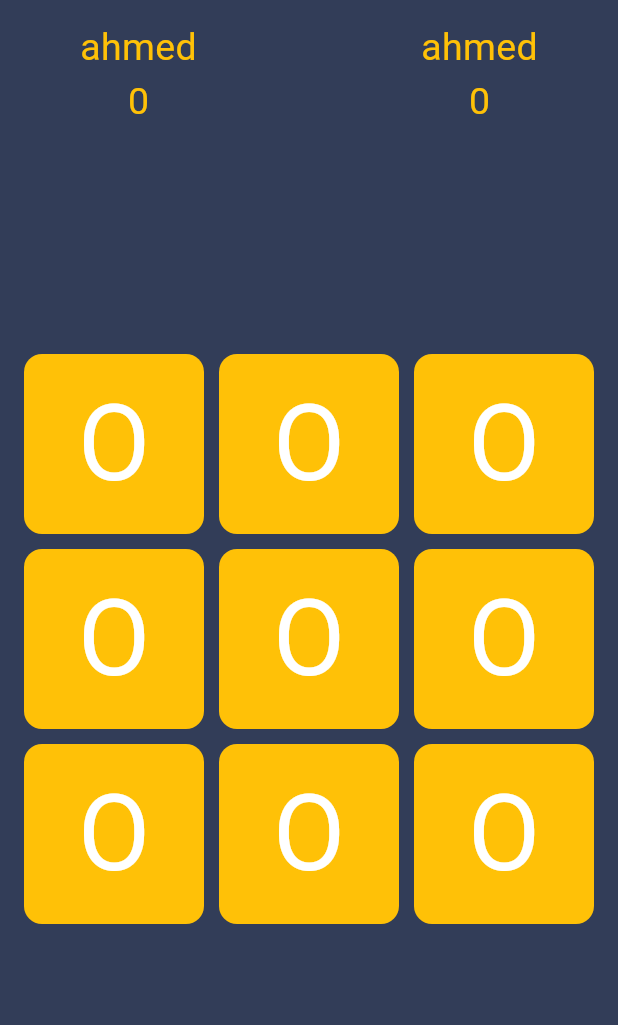
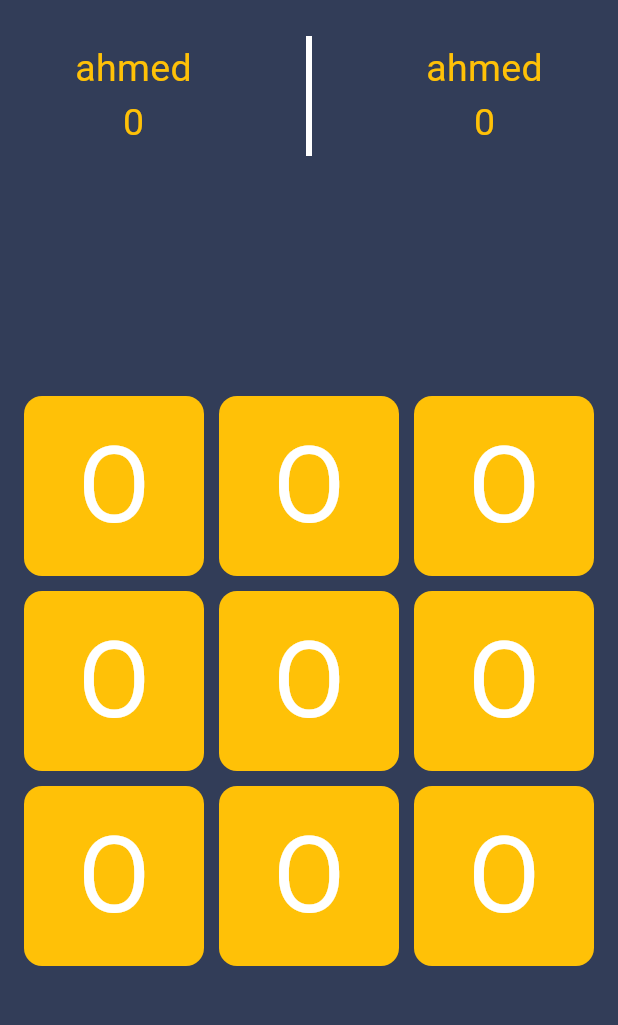
Before and after one commit to AhmedKhedr1/Tic_Tac_Toe, a Flutter app: the GameView screen opened directly with empty values, on a phone screen of 412 x 824 dp, the part 63-1088 px from its top. Run offline on Flutter 3.47's test engine with Material 3 defaults, Android fonts, the phone set to English and light mode, and no system bars.

Commit message:
gameview ui

```diff
--- a/lib/Views/Game_View.dart
+++ b/lib/Views/Game_View.dart
@@ -1,6 +1,7 @@
 import 'package:flutter/material.dart';
 import 'package:flutter/rendering.dart';
 import 'package:flutter/widgets.dart';
+import 'package:tic_tac_toe/Widgets/Game_Bar.dart';
 import 'package:tic_tac_toe/Widgets/Game_Button.dart';
 
 class GameView extends StatefulWidget {
@@ -52,47 +53,3 @@ class _GameViewState extends State<GameView> {
         ));
   }
 }
-
-class Game_Bar extends StatelessWidget {
-  const Game_Bar({
-    super.key,
-  });
-
-  @override
-  Widget build(BuildContext context) {
-    return const Row(
-      mainAxisAlignment: MainAxisAlignment.spaceAround,
-      children: [
-        Column(
-          children: [
-            Text(
-              'ahmed',
-              style: TextStyle(fontSize: 25, color: Colors.amber),
-            ),
-            Text(
-              '0',
-              style: TextStyle(fontSize: 25, color: Colors.amber),
-            ),
-          ],
-        ),
-        Divider(
-          color: Colors.white,
-          thickness: 2,
-          height: 20,
-        ),
-        Column(
-          children: [
-            Text(
-              'ahmed',
-              style: TextStyle(fontSize: 25, color: Colors.amber),
-            ),
-            Text(
-              '0',
-              style: TextStyle(fontSize: 25, color: Colors.amber),
-            ),
-          ],
-        ),
-      ],
-    );
-  }
-}
--- /dev/null
+++ b/lib/Widgets/Game_Bar.dart
@@ -0,0 +1,51 @@
+
+import 'package:flutter/material.dart';
+
+class Game_Bar extends StatelessWidget {
+  const Game_Bar({
+    super.key,
+  });
+
+  @override
+  Widget build(BuildContext context) {
+    return const Row(
+      mainAxisAlignment: MainAxisAlignment.spaceAround,
+      children: [
+        Column(
+          children: [
+            Text(
+              'ahmed',
+              style: TextStyle(fontSize: 25, color: Colors.amber),
+            ),
+            Text(
+              '0',
+              style: TextStyle(fontSize: 25, color: Colors.amber),
+            ),
+          ],
+        ),
+         SizedBox(
+          height: 100,
+           child: VerticalDivider(
+            color: Colors.white,
+            thickness: 4,
+            width: 20,
+            indent: 10,
+            endIndent: 10,
+                   ),
+         ),
+        Column(
+          children: [
+            Text(
+              'ahmed',
+              style: TextStyle(fontSize: 25, color: Colors.amber),
+            ),
+            Text(
+              '0',
+              style: TextStyle(fontSize: 25, color: Colors.amber),
+            ),
+          ],
+        ),
+      ],
+    );
+  }
+}
```
